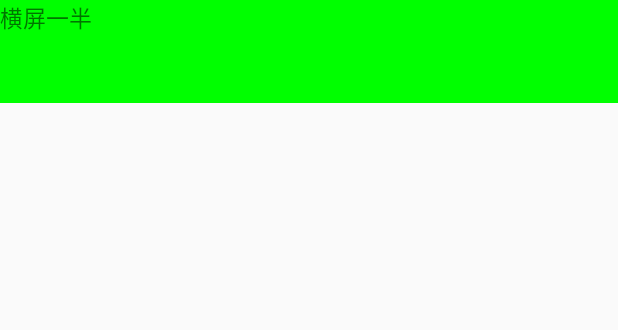
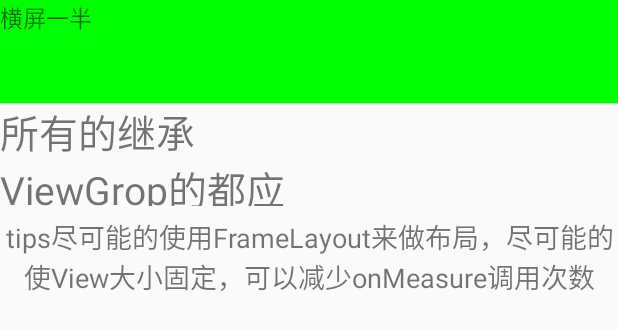
Before and after one commit to ly2251/AutoScaleView, an Android app: the layout demo_activity.xml on its own in the app's theme, with its tools: preview values and no code run, on a phone screen of 412 x 824 dp. Shown: the top 330 px of the screen. Run offline under Robolectric (Android 15) with nearby library versions, the phone set to English and light mode, and no system bars.

Commit message:
add tips

```diff
--- a/app/src/main/AndroidManifest.xml
+++ b/app/src/main/AndroidManifest.xml
@@ -19,7 +19,8 @@
             </intent-filter>
         </activity>
 
-        <activity android:name=".DemoUiActivity"/>
+        <activity android:name=".DemoUiActivity"
+            android:screenOrientation="landscape"/>
     </application>
 
 </manifest>
--- a/app/src/main/java/com/ly2251/autoscaleviewui/MainActivity.java
+++ b/app/src/main/java/com/ly2251/autoscaleviewui/MainActivity.java
@@ -34,14 +34,7 @@ public class MainActivity extends AppCompatActivity {
                         Snackbar.LENGTH_LONG).setAction("Action", null).show();
             }
         });
-
         initView();
-    }
-
-    @Override
-    public void onConfigurationChanged(Configuration newConfig) {
-        super.onConfigurationChanged(newConfig);
-        AutoUtils.getInstance().setOrientation(newConfig.orientation);
     }
 
     private void initView() {
--- a/app/src/main/java/com/ly2251/autoscaleviewui/autoviewutils/AutoTextView.java
+++ b/app/src/main/java/com/ly2251/autoscaleviewui/autoviewutils/AutoTextView.java
@@ -30,4 +30,9 @@ public class AutoTextView extends TextView {
     public void setTextSize(final int n, final float n2){
         super.setTextSize(n,AutoUtils.getInstance().scaleTextSize(n2));
     }
+
+    @Override
+    protected void onMeasure(int widthMeasureSpec, int heightMeasureSpec) {
+        super.onMeasure(widthMeasureSpec, heightMeasureSpec);
+    }
 }
--- a/app/src/main/res/layout/demo_activity.xml
+++ b/app/src/main/res/layout/demo_activity.xml
@@ -8,7 +8,27 @@
         android:layout_width="640dp"
         android:layout_height="120dp"
         android:background="#0f0"
-        android:textSize="24dp"
-        android:text="@string/half_width" />
+        android:text="@string/half_width"
+        android:textSize="24dp" />
+
+    <com.ly2251.autoscaleviewui.autoviewutils.AutoScaleFrameLayout
+        android:layout_width="match_parent"
+        android:layout_height="360dp">
+
+        <TextView
+            android:layout_width="320dp"
+            android:layout_height="120dp"
+            android:text="@string/t1"
+            android:textSize="40dp" />
+
+        <TextView
+            android:layout_width="match_parent"
+            android:layout_height="120dp"
+            android:gravity="center"
+            android:textSize="28dp"
+            android:text="@string/t2"
+            android:layout_marginTop="120dp" />
+
+    </com.ly2251.autoscaleviewui.autoviewutils.AutoScaleFrameLayout>
 
 </com.ly2251.autoscaleviewui.autoviewutils.AutoScaleLinearLayout>
--- a/app/src/main/res/values/strings.xml
+++ b/app/src/main/res/values/strings.xml
@@ -2,4 +2,6 @@
     <string name="app_name">AutoScaleViewUI</string>
     <string name="action_settings">Settings</string>
     <string name="half_width">横屏一半</string>
+    <string name="t1">所有的继承ViewGrop的都应当重载，并且注入AutoUtils,并调用autoScaleViewGrop()</string>
+    <string name="t2">tips尽可能的使用FrameLayout来做布局，尽可能的使View大小固定，可以减少onMeasure调用次数</string>
 </resources>
```
